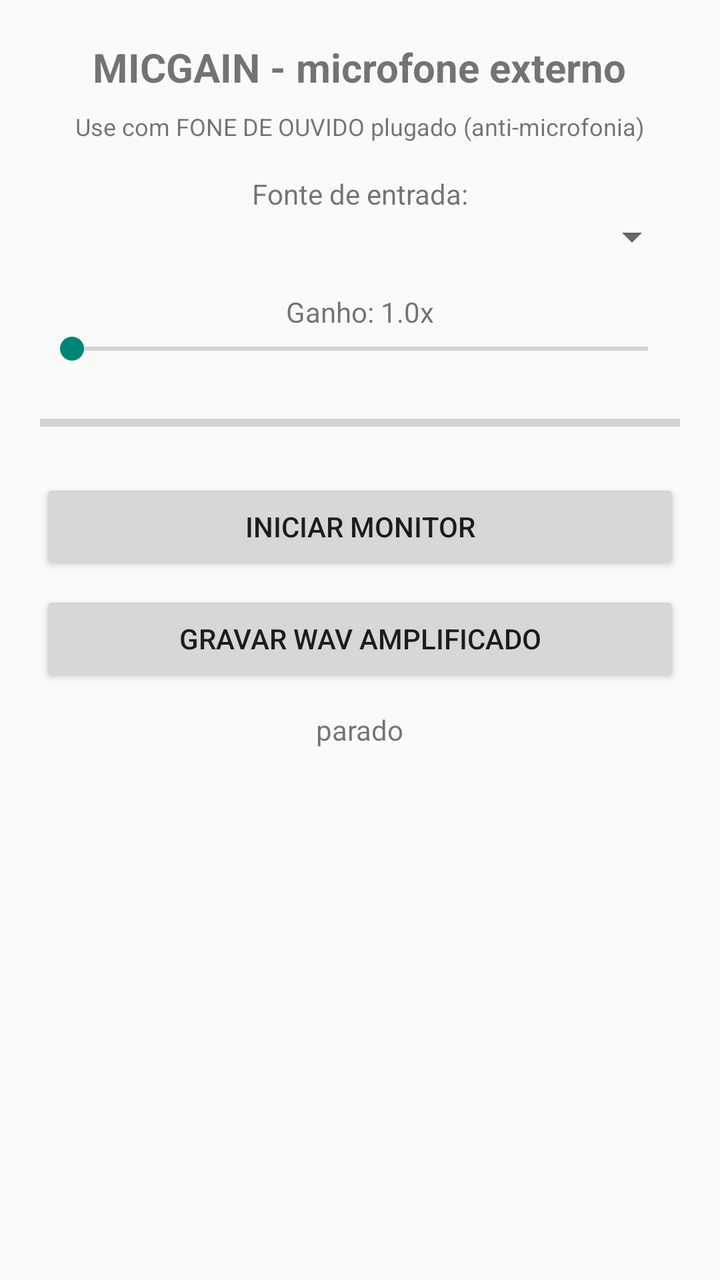
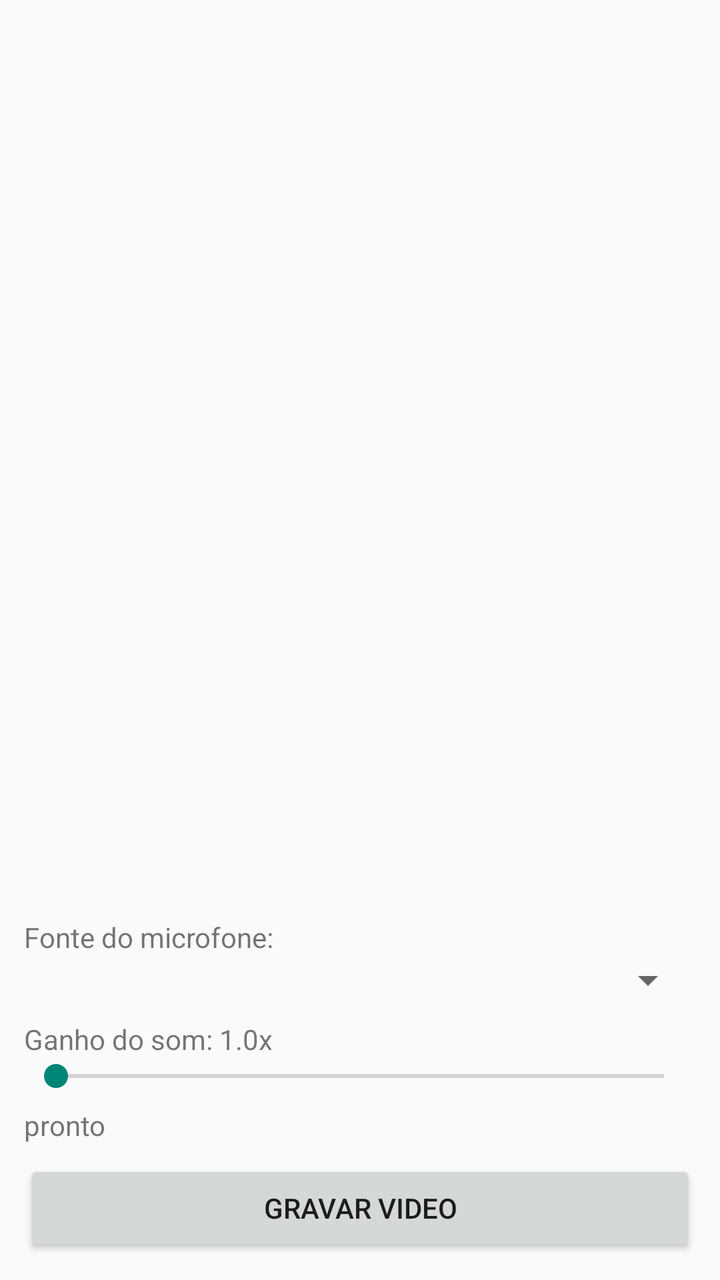

Before-and-after screenshots of an Android layout around one commit, followed by the original layout XML and the change that was made.
<!-- AndroidManifest.xml: application theme Theme.AppCompat.DayNight.NoActionBar -->
<!-- res/layout/activity_main.xml -->
<?xml version="1.0" encoding="utf-8"?>
<LinearLayout xmlns:android="http://schemas.android.com/apk/res/android"
    android:layout_width="match_parent" android:layout_height="match_parent"
    android:orientation="vertical" android:padding="20dp" android:gravity="center_horizontal">
    <TextView android:layout_width="wrap_content" android:layout_height="wrap_content"
        android:text="MICGAIN - microfone externo" android:textSize="20sp" android:textStyle="bold" android:layout_marginBottom="8dp"/>
    <TextView android:layout_width="wrap_content" android:layout_height="wrap_content"
        android:text="Use com FONE DE OUVIDO plugado (anti-microfonia)" android:textSize="12sp" android:layout_marginBottom="16dp"/>
    <TextView android:id="@+id/txtFonte" android:layout_width="wrap_content" android:layout_height="wrap_content" android:text="Fonte de entrada:"/>
    <Spinner android:id="@+id/spFonte" android:layout_width="match_parent" android:layout_height="wrap_content" android:layout_marginBottom="16dp"/>
    <TextView android:id="@+id/txtGanho" android:layout_width="wrap_content" android:layout_height="wrap_content" android:text="Ganho: 1.0x"/>
    <SeekBar android:id="@+id/sbGanho" android:layout_width="match_parent" android:layout_height="wrap_content"
        android:max="40" android:progress="0" android:layout_marginBottom="16dp"/>
    <ProgressBar android:id="@+id/pbNivel" style="?android:attr/progressBarStyleHorizontal"
        android:layout_width="match_parent" android:layout_height="24dp" android:max="100" android:layout_marginBottom="16dp"/>
    <Button android:id="@+id/btnMonitor" android:layout_width="match_parent" android:layout_height="wrap_content" android:text="INICIAR MONITOR"/>
    <Button android:id="@+id/btnGravar" android:layout_width="match_parent" android:layout_height="wrap_content" android:text="GRAVAR WAV AMPLIFICADO" android:layout_marginTop="8dp"/>
    <TextView android:id="@+id/txtStatus" android:layout_width="wrap_content" android:layout_height="wrap_content" android:text="parado" android:layout_marginTop="12dp"/>
</LinearLayout>
<!-- resources referenced by this layout -->
<resources>

</resources>

<!-- the commit's change to res/layout/activity_main.xml (unified diff, before → after) -->
@@ -1,19 +1,12 @@
 <?xml version="1.0" encoding="utf-8"?>
 <LinearLayout xmlns:android="http://schemas.android.com/apk/res/android"
     android:layout_width="match_parent" android:layout_height="match_parent"
-    android:orientation="vertical" android:padding="20dp" android:gravity="center_horizontal">
-    <TextView android:layout_width="wrap_content" android:layout_height="wrap_content"
-        android:text="MICGAIN - microfone externo" android:textSize="20sp" android:textStyle="bold" android:layout_marginBottom="8dp"/>
-    <TextView android:layout_width="wrap_content" android:layout_height="wrap_content"
-        android:text="Use com FONE DE OUVIDO plugado (anti-microfonia)" android:textSize="12sp" android:layout_marginBottom="16dp"/>
-    <TextView android:id="@+id/txtFonte" android:layout_width="wrap_content" android:layout_height="wrap_content" android:text="Fonte de entrada:"/>
-    <Spinner android:id="@+id/spFonte" android:layout_width="match_parent" android:layout_height="wrap_content" android:layout_marginBottom="16dp"/>
-    <TextView android:id="@+id/txtGanho" android:layout_width="wrap_content" android:layout_height="wrap_content" android:text="Ganho: 1.0x"/>
-    <SeekBar android:id="@+id/sbGanho" android:layout_width="match_parent" android:layout_height="wrap_content"
-        android:max="40" android:progress="0" android:layout_marginBottom="16dp"/>
-    <ProgressBar android:id="@+id/pbNivel" style="?android:attr/progressBarStyleHorizontal"
-        android:layout_width="match_parent" android:layout_height="24dp" android:max="100" android:layout_marginBottom="16dp"/>
-    <Button android:id="@+id/btnMonitor" android:layout_width="match_parent" android:layout_height="wrap_content" android:text="INICIAR MONITOR"/>
-    <Button android:id="@+id/btnGravar" android:layout_width="match_parent" android:layout_height="wrap_content" android:text="GRAVAR WAV AMPLIFICADO" android:layout_marginTop="8dp"/>
-    <TextView android:id="@+id/txtStatus" android:layout_width="wrap_content" android:layout_height="wrap_content" android:text="parado" android:layout_marginTop="12dp"/>
+    android:orientation="vertical" android:padding="12dp">
+    <TextureView android:id="@+id/tvPreview" android:layout_width="match_parent" android:layout_height="0dp" android:layout_weight="1"/>
+    <TextView android:layout_width="wrap_content" android:layout_height="wrap_content" android:text="Fonte do microfone:" android:layout_marginTop="8dp"/>
+    <Spinner android:id="@+id/spFonte" android:layout_width="match_parent" android:layout_height="wrap_content"/>
+    <TextView android:id="@+id/txtGanho" android:layout_width="wrap_content" android:layout_height="wrap_content" android:text="Ganho do som: 1.0x" android:layout_marginTop="8dp"/>
+    <SeekBar android:id="@+id/sbGanho" android:layout_width="match_parent" android:layout_height="wrap_content" android:max="40"/>
+    <TextView android:id="@+id/txtStatus" android:layout_width="wrap_content" android:layout_height="wrap_content" android:text="pronto" android:layout_marginTop="6dp"/>
+    <Button android:id="@+id/btnRec" android:layout_width="match_parent" android:layout_height="wrap_content" android:text="GRAVAR VIDEO" android:layout_marginTop="8dp"/>
 </LinearLayout>
